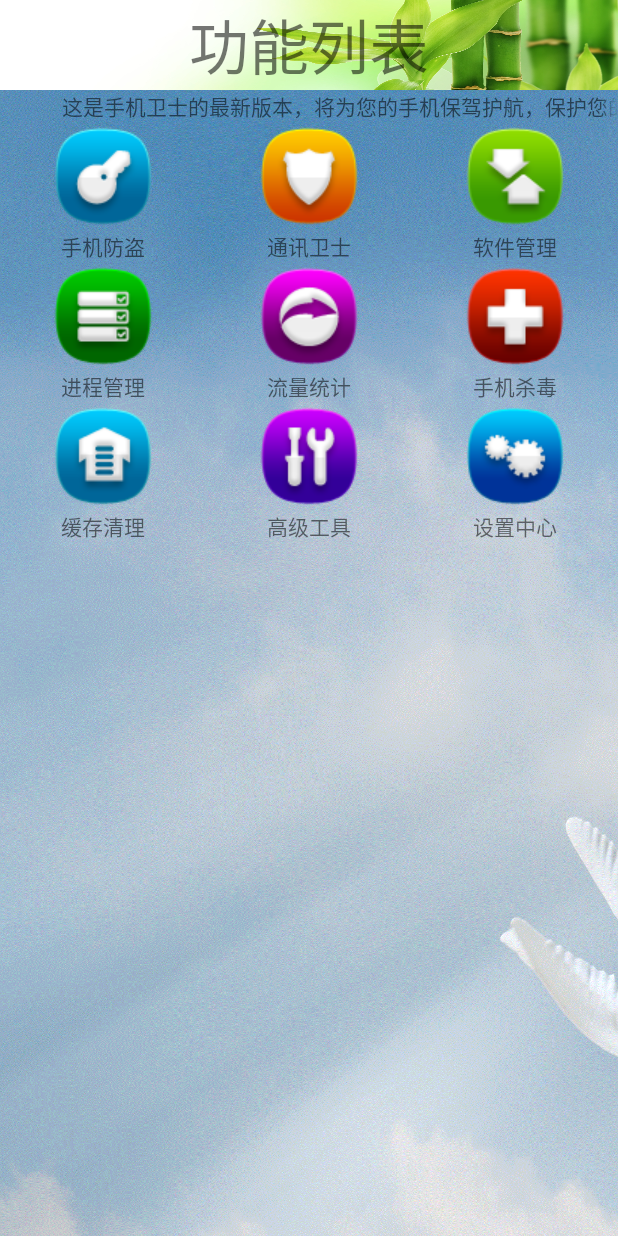
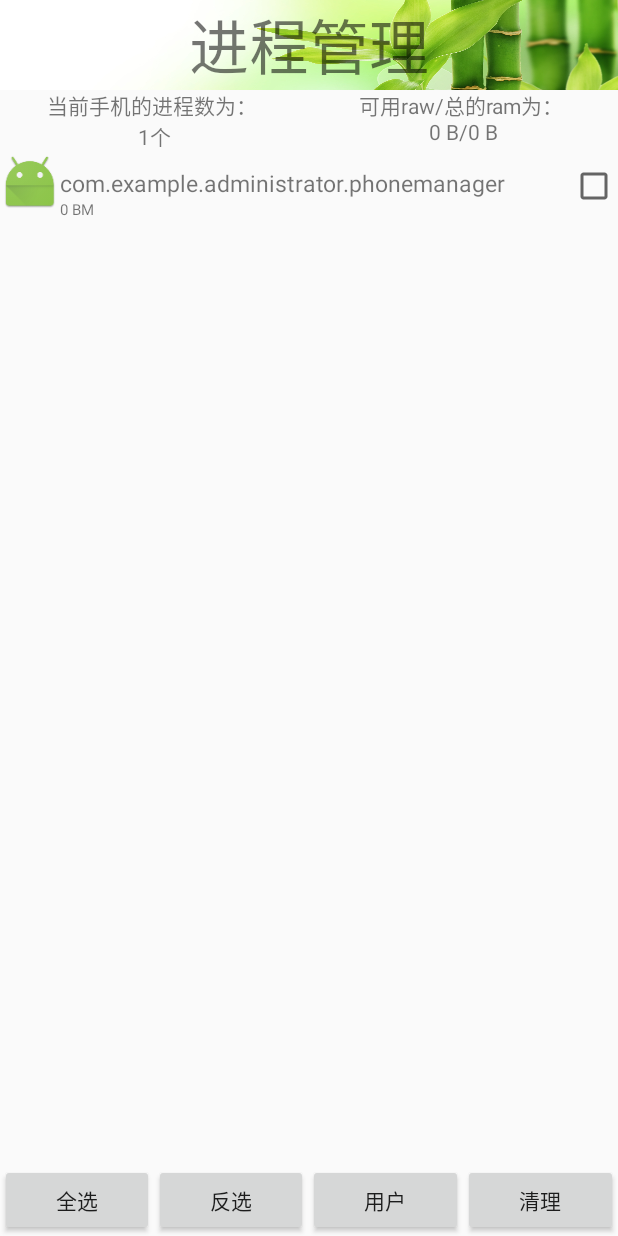
Before and after one commit to boarmy/PhoneManager, an Android app: the screen it shows after launch (HomeActivity before the commit, ProcessManagerActivity after it), after a tap on "进程管理", on a phone screen of 412 x 824 dp. Run offline under Robolectric (Android 15) with nearby library versions, the phone set to English and light mode, and no system bars; 3 other taps on this screen came first.

Commit message:
实现了进程管理的页面与逻辑。

```diff
--- /dev/null
+++ b/phonemanager/src/main/java/com/example/administrator/bean/ProcessInfo.java
@@ -0,0 +1,83 @@
+package com.example.administrator.bean;
+
+import android.graphics.drawable.Drawable;
+
+/**
+ * Created by Administrator on 2016/4/2.
+ */
+public class ProcessInfo {
+    Drawable appicon;
+    String appname;
+    long appram;
+    String packagename;
+    boolean isSystem;
+    boolean isCheck;
+
+    public boolean isSystem() {
+        return isSystem;
+    }
+
+    public void setIsSystem(boolean isSystem) {
+        this.isSystem = isSystem;
+    }
+
+    @Override
+    public String toString() {
+        return "ProcessInfo{" +
+                "appname='" + appname + '\'' +
+                ", appicon=" + appicon +
+                ", appram=" + appram +
+                ", packagename='" + packagename + '\'' +
+                ", isCheck=" + isCheck +
+                '}';
+    }
+
+    public ProcessInfo(Drawable appicon, String appname, long appram, String packagename, boolean isSystem) {
+        this.appicon = appicon;
+        this.appname = appname;
+        this.appram = appram;
+        this.packagename = packagename;
+        this.isSystem = isSystem;
+        isCheck=false;
+    }
+
+    public String getAppname() {
+        return appname;
+    }
+
+    public void setAppname(String appname) {
+        this.appname = appname;
+    }
+
+    public Drawable getAppicon() {
+        return appicon;
+    }
+
+    public void setAppicon(Drawable appicon) {
+        this.appicon = appicon;
+    }
+
+    public long getAppram() {
+        return appram;
+    }
+
+    public void setAppram(long appram) {
+        this.appram = appram;
+    }
+
+    public String getPackagename() {
+        return packagename;
+    }
+
+    public void setPackagename(String packagename) {
+        this.packagename = packagename;
+    }
+
+    public boolean isCheck() {
+        return isCheck;
+    }
+
+    public void setIsCheck(boolean isCheck) {
+        this.isCheck = isCheck;
+    }
+}
--- a/phonemanager/src/main/java/com/example/administrator/phonemanager/HomeActivity.java
+++ b/phonemanager/src/main/java/com/example/administrator/phonemanager/HomeActivity.java
@@ -95,7 +95,7 @@ public class HomeActivity extends ActionBarActivity {
                     startActivity(new Intent(HomeActivity.this,PackageManagerActivity.class));
                     break;
                 case 3:
-                    Toast.makeText(HomeActivity.this, titles[position], Toast.LENGTH_SHORT).show();
+                    startActivity(new Intent(HomeActivity.this,ProcessManagerActivity.class));
                     break;
                 case 4:
                     Toast.makeText(HomeActivity.this, titles[position], Toast.LENGTH_SHORT).show();
--- /dev/null
+++ b/phonemanager/src/main/java/com/example/administrator/phonemanager/ProcessManagerActivity.java
@@ -0,0 +1,186 @@
+package com.example.administrator.phonemanager;
+
+import android.app.Activity;
+import android.app.ActivityManager;
+import android.os.Bundle;
+import android.text.format.Formatter;
+import android.view.View;
+import android.view.ViewGroup;
+import android.widget.AdapterView;
+import android.widget.BaseAdapter;
+import android.widget.CheckBox;
+import android.widget.ImageView;
+import android.widget.ListView;
+import android.widget.TextView;
+
+import com.example.administrator.bean.ProcessInfo;
+import com.example.administrator.utils.ProcessUtils;
+
+import java.util.ArrayList;
+import java.util.List;
+
+public class ProcessManagerActivity extends Activity {
+
+    private ListView lv_process_appinfo;
+    private List<ProcessInfo> processInfoList;
+    private ArrayList<ProcessInfo> systemprocessInfoList;
+    private ArrayList<ProcessInfo> userprocessInfoList;
+    boolean onlyshowuser=false;
+    private MyAdapter myAdpater;
+
+    @Override
+    protected void onCreate(Bundle savedInstanceState) {
+        super.onCreate(savedInstanceState);
+        setContentView(R.layout.activity_process_manager);
+
+        TextView tv_process_num = (TextView) findViewById(R.id.tv_process_num);//进程数
+        TextView tv_process_ram = (TextView) findViewById(R.id.tv_process_ram);//RAM的情况
+        tv_process_num.setText("当前手机的进程数为：\r\n"+ ProcessUtils.getRunningProcessCount(this)+"个");
+        tv_process_ram.setText("可用raw/总的ram为：\r\n"+byteToMega(ProcessUtils.getAvailableRam(this))+"/"+byteToMega(ProcessUtils.geTotalRam(this)));
+        lv_process_appinfo = (ListView) findViewById(R.id.lv_process_appinfo);
+        processInfoList = ProcessUtils.getAllProcInfo(this);
+        systemprocessInfoList = new ArrayList<>();
+        userprocessInfoList = new ArrayList<>();
+        for (ProcessInfo pp:processInfoList) {
+            if (pp.isSystem()){//判断是否是系统的应用 如果是就添加到系统的应用list中 否则就添加到用户的list中
+                systemprocessInfoList.add(pp);
+            }else {
+                userprocessInfoList.add(pp);
+            }
+        }
+        myAdpater=new MyAdapter();
+        lv_process_appinfo.setAdapter(myAdpater);
+        //setOnItemClickListener响应的是listview中子条目的响应事件
+        //setOnClickListener响应的是listview本身的响应事件
+        //这里设置的是选中其中任何一个时的响应事件
+        lv_process_appinfo.setOnItemClickListener(new AdapterView.OnItemClickListener() {
+            @Override
+            public void onItemClick(AdapterView<?> parent, View view, int position, long id) {
+                ProcessInfo current_processInfo;
+                if (onlyshowuser){
+                    current_processInfo=userprocessInfoList.get(position);
+                }else {
+                    current_processInfo=processInfoList.get(position);
+                }
+                CheckBox cb_processlist_check = (CheckBox) view.findViewById(R.id.cb_processlist_check);
+                if (current_processInfo.isCheck()){
+                    current_processInfo.setIsCheck(false);
+                    cb_processlist_check.setChecked(false);
+//                    userprocessInfoList.remove()
+                }else {
+                    current_processInfo.setIsCheck(true);
+                    cb_processlist_check.setChecked(true);
+                }
+            }
+        });
+    }
+    class MyAdapter extends BaseAdapter{
+
+        @Override
+        public int getCount() {
+            int count=0;//IndexOutOfBoundsException数组越界
+            if (onlyshowuser){
+                count=userprocessInfoList.size();
+            }else {
+                count=processInfoList.size();
+            }
+            return count;
+        }
+
+        @Override
+        public Object getItem(int position) {
+            return null;
+        }
+
+        @Override
+        public long getItemId(int position) {
+            return 0;
+        }
+
+        @Override
+        public View getView(int position, View convertView, ViewGroup parent) {
+           final ProcessInfo processInfo;
+            if (onlyshowuser){
+                processInfo=userprocessInfoList.get(position);
+            }else {
+                processInfo=processInfoList.get(position);
+            }
+            View view = View.inflate(ProcessManagerActivity.this, R.layout.item_processlist, null);//inflate使充满
+
+            ImageView iv_processlist_icon = (ImageView) view.findViewById(R.id.iv_processlist_icon);
+            TextView tv_processlist_appname = (TextView) view.findViewById(R.id.tv_processlist_appname);
+            TextView tv_processlist_ram = (TextView) view.findViewById(R.id.tv_processlist_ram);
+            CheckBox cb_processlist_check = (CheckBox) view.findViewById(R.id.cb_processlist_check);
+
+
+            iv_processlist_icon.setImageDrawable(processInfo.getAppicon());
+            tv_processlist_appname.setText(processInfo.getAppname());
+            tv_processlist_ram.setText(byteToMega(processInfo.getAppram()) + "M");
+            cb_processlist_check.setChecked(processInfo.isCheck());
+            return view;
+        }
+    }
+    //系统提供的将字节数转换为Mb的函数
+    public String byteToMega(long bytes){
+        return Formatter.formatFileSize(this, bytes);
+    }
+
+    //只显示用户的进程
+    public void showuser(View v){
+        if (onlyshowuser==false){
+            onlyshowuser =true;
+        }
+        else{
+            onlyshowuser=false;
+        }
+        if (myAdpater!=null)
+            myAdpater.notifyDataSetChanged();//当数据发生变化时唤醒myadpert让他重新加载一遍view
+    }
+    //全部选中所有应用
+    public void selectall(View v){
+      updateallcheckbox(true);
+    }
+    //全部反选所有的应用
+    public void deselectall(View v){
+      updateallcheckbox(false);
+    }
+    private void updateallcheckbox(boolean ischeck){
+        for (ProcessInfo pp:processInfoList) {
+            if (pp.getPackagename().equals(getPackageName())){//如果应用的名字为本应用的名字则跳过选择本应用
+                continue;
+            }
+            pp.setIsCheck(ischeck);
+        }
+        if (myAdpater!=null){
+            myAdpater.notifyDataSetChanged();
+        }
+    }
+    //清理掉选中的应用
+    public void killselect(View v){
+        ActivityManager ams = (ActivityManager) getSystemService(ACTIVITY_SERVICE);//得到一个活动管理者
+        List<ProcessInfo> deleteProclist = new ArrayList<>();
+        if (onlyshowuser){
+            for (ProcessInfo pp:userprocessInfoList) {
+                if (pp.isCheck()){//如果被选中了
+                    ams.killBackgroundProcesses(pp.getPackagename());//就杀掉这个应用
+                    deleteProclist.add(pp);
+                }
+            }
+            for (ProcessInfo pp:deleteProclist){//如果该应用存在于清理掉的应用的列表中的话 那么就从用户的list中删掉该应用
+                userprocessInfoList.remove(pp);//用户list中删除清理掉的软件
+                processInfoList.remove(pp);//总的list中也要删除清理掉的软件
+            }
+        }else {
+            for (ProcessInfo pp:processInfoList) {
+                if (pp.isCheck()){//如果被选中了
+                    ams.killBackgroundProcesses(pp.getPackagename());//就杀掉这个应用
+                    deleteProclist.add(pp);
+                }
+            }
+            for (ProcessInfo pp:deleteProclist){//如果该应用存在于清理掉的应用的列表中的话 那么就从系统的list中删掉该应用
+                processInfoList.remove(pp);
+            }
+        }
+        myAdpater.notifyDataSetChanged();
+    }
+}
--- a/phonemanager/src/main/java/com/example/administrator/provider/MyAppLockProvider.java
+++ b/phonemanager/src/main/java/com/example/administrator/provider/MyAppLockProvider.java
@@ -38,14 +38,14 @@ public class MyAppLockProvider extends ContentProvider {
     @Override
     public Uri insert(Uri uri, ContentValues values) {
         db.insert("lockapp", null, values);
-        getContext().getContentResolver().notifyChange(Uri.parse("content://com.cskaoyan.app"),null);
+        getContext().getContentResolver().notifyChange(Uri.parse("content://com.example.administrator"),null);
         return null;
     }
 
     @Override
     public int delete(Uri uri, String selection, String[] selectionArgs) {
         db.delete("lockapp",selection,selectionArgs);
-        getContext().getContentResolver().notifyChange(Uri.parse("content://com.cskaoyan.app"), null);
+        getContext().getContentResolver().notifyChange(Uri.parse("content://com.example.administrator"), null);
         return 0;
     }
 
--- a/phonemanager/src/main/java/com/example/administrator/service/MyLockAppService.java
+++ b/phonemanager/src/main/java/com/example/administrator/service/MyLockAppService.java
@@ -44,7 +44,7 @@ public class MyLockAppService  extends Service{
         registerReceiver(receiver, filter);                      //注册广播接受者
 
         lockedapplist=dao.getAllLockApp();
-        getContentResolver().registerContentObserver(Uri.parse("content://com.cskaoyan.app"),false,new MyObserver(new Handler()));
+        getContentResolver().registerContentObserver(Uri.parse("content://com.example.administrator"),false,new MyObserver(new Handler()));
         new Thread(){
             @Override
             public void run() {
--- /dev/null
+++ b/phonemanager/src/main/java/com/example/administrator/utils/ProcessUtils.java
@@ -0,0 +1,81 @@
+package com.example.administrator.utils;
+
+import android.app.ActivityManager;
+import android.content.Context;
+import android.content.pm.ApplicationInfo;
+import android.content.pm.PackageManager;
+import android.graphics.drawable.Drawable;
+import android.os.Debug;
+
+import com.example.administrator.bean.ProcessInfo;
+import com.example.administrator.phonemanager.R;
+
+import java.util.ArrayList;
+import java.util.List;
+
+/**
+ * Created by Administrator on 2016/4/2.
+ */
+public class ProcessUtils {
+
+    //当前的进程数
+    public static int getRunningProcessCount(Context ctx){
+        ActivityManager ams = (ActivityManager) ctx.getSystemService(ctx.ACTIVITY_SERVICE);//得到一个活动管理者
+        List<ActivityManager.RunningAppProcessInfo> runningAppProcesses = ams.getRunningAppProcesses();//得到当前运行的进程
+        return runningAppProcesses.size();
+    }
+
+    //总的ram(内存)
+    public static long geTotalRam(Context ctx){
+        ActivityManager ams = (ActivityManager) ctx.getSystemService(ctx.ACTIVITY_SERVICE);//得到一个活动管理者
+        ActivityManager.MemoryInfo memoryInfo = new ActivityManager.MemoryInfo();
+        ams.getMemoryInfo(memoryInfo);
+        return memoryInfo.totalMem;//总的ram(内存)
+    }
+
+    //返回可用的ram
+    public static long getAvailableRam(Context ctx) {
+        ActivityManager ams = (ActivityManager) ctx.getSystemService(ctx.ACTIVITY_SERVICE);
+        ActivityManager.MemoryInfo memoryInfo = new ActivityManager.MemoryInfo();
+        ams.getMemoryInfo(memoryInfo);
+        return memoryInfo.availMem;//返回可用的ram
+    }
+
+
+    //得到所有正在运行的进程
+    public static List<ProcessInfo> getAllProcInfo(Context ctx){
+        List<ProcessInfo>  processlist =  new ArrayList<>();//装当前正在运行的进程的
+        ActivityManager ams = (ActivityManager) ctx.getSystemService(ctx.ACTIVITY_SERVICE);
+        final PackageManager packageManager = ctx.getPackageManager();
+        final List<ActivityManager.RunningAppProcessInfo> runningAppProcesses = ams.getRunningAppProcesses();
+        for (ActivityManager.RunningAppProcessInfo procifo:runningAppProcesses) {
+            String packagename = procifo.processName;
+            CharSequence appname =packagename;//为防止有的应用没有包名而
+            Drawable icon = ctx.getDrawable(R.mipmap.ic_launcher);
+            long process_ram=0;
+            boolean isSystem=false;
+            try {
+                icon = packageManager.getApplicationIcon(packagename);//得到图标
+                ApplicationInfo applicationInfo = packageManager.getApplicationInfo(packagename, 0);//得到application的信息（Info指信息的意思）
+                appname = applicationInfo.loadLabel(packageManager);
+                int[] pids = {procifo.pid};
+                Debug.MemoryInfo[] processMemoryInfo = ams.getProcessMemoryInfo(pids);
+                process_ram = processMemoryInfo[0].getTotalPss();//得到总的进程数
+
+                //怎么去判断进程到底是用户进程还是系统进程？
+                //如果该应用是系统应用，则他启动的进程就是系统进程
+                if ((applicationInfo.flags&applicationInfo.FLAG_SYSTEM)!=0){//FLAG_SYSTEM = 1为系统的应用
+                    isSystem=true;
+                }
+                ProcessInfo processInfo = new ProcessInfo(icon, appname.toString(), process_ram, packagename, isSystem);//将应用的信息传回去
+                processlist.add(processInfo);
+            } catch (PackageManager.NameNotFoundException e) {
+                e.printStackTrace();
+                ProcessInfo processInfo = new ProcessInfo(icon,appname.toString(),process_ram,packagename,isSystem);//为防止出现NameNotFoundException而不能显示到列表中
+                processlist.add(processInfo);//为防止出现NameNotFoundException而不能显示到列表中
+            }
+        }
+
+        return  processlist;
+    }
+}
--- /dev/null
+++ b/phonemanager/src/main/res/layout/activity_process_manager.xml
@@ -0,0 +1,81 @@
+<?xml version="1.0" encoding="utf-8"?>
+<LinearLayout xmlns:android="http://schemas.android.com/apk/res/android"
+    xmlns:tools="http://schemas.android.com/tools"
+    android:layout_width="match_parent"
+    android:layout_height="match_parent"
+    android:orientation="vertical"
+    tools:context="com.example.administrator.phonemanager.ProcessManagerActivity">
+
+    <TextView
+        style="@style/myPageTile"
+        android:text="进程管理"/>
+
+    <LinearLayout
+        android:layout_width="match_parent"
+        android:layout_height="wrap_content"
+        android:orientation="horizontal">
+
+        <TextView
+            android:layout_width="0dp"
+            android:layout_weight="1"
+            android:layout_height="wrap_content"
+            android:gravity="center"
+            android:id="@+id/tv_process_num"/>
+        <TextView
+            android:layout_width="0dp"
+            android:layout_weight="1"
+            android:layout_height="wrap_content"
+            android:gravity="center"
+
+            android:id="@+id/tv_process_ram"/>
+    </LinearLayout>
+
+    <FrameLayout
+        android:layout_width="match_parent"
+        android:layout_height="0dp"
+        android:layout_weight="1">
+
+        <ListView
+            android:layout_width="match_parent"
+            android:layout_height="wrap_content"
+            android:id="@+id/lv_process_appinfo"/>
+        <!-- <TextView
+             android:layout_width="match_parent"
+             android:layout_height="wrap_content"
+             android:background="#FFF"
+             android:textColor="#F00"
+             android:id="@+id/tv_processlist_apptype"
+             />-->
+    </FrameLayout>
+
+    <LinearLayout
+        android:layout_width="match_parent"
+        android:layout_height="wrap_content"
+        android:orientation="horizontal">
+        <Button
+            android:layout_width="0dp"
+            android:layout_height="wrap_content"
+            android:layout_weight="1"
+            android:text="全选"
+            android:onClick="selectall"/>
+        <Button
+            android:layout_width="0dp"
+            android:layout_height="wrap_content"
+            android:layout_weight="1"
+            android:text="反选"
+            android:onClick="deselectall"/>
+        <Button
+            android:layout_width="0dp"
+            android:layout_height="wrap_content"
+            android:layout_weight="1"
+            android:text="用户"
+            android:onClick="showuser"/>
+        <Button
+            android:layout_width="0dp"
+            android:layout_height="wrap_content"
+            android:layout_weight="1"
+            android:text="清理"
+            android:onClick="killselect"/>
+
+    </LinearLayout>
+</LinearLayout>
--- /dev/null
+++ b/phonemanager/src/main/res/layout/item_processlist.xml
@@ -0,0 +1,37 @@
+<?xml version="1.0" encoding="utf-8"?>
+<RelativeLayout xmlns:android="http://schemas.android.com/apk/res/android"
+    android:orientation="vertical"
+    android:layout_width="match_parent"
+    android:layout_height="match_parent">
+
+    <ImageView
+        android:layout_width="40dp"
+        android:layout_height="40dp"
+        android:id="@+id/iv_processlist_icon"
+        android:src="@drawable/app"/>
+    <TextView
+        android:layout_width="wrap_content"
+        android:layout_height="wrap_content"
+        android:id="@+id/tv_processlist_appname"
+        android:text="myapp1"
+        android:textSize="15sp"
+        android:layout_marginTop="10dp"
+        android:layout_toRightOf="@id/iv_processlist_icon" />
+    <TextView
+        android:layout_width="wrap_content"
+        android:layout_height="wrap_content"
+        android:id="@+id/tv_processlist_ram"
+        android:text="sdcard"
+        android:textSize="10sp"
+        android:layout_toRightOf="@id/iv_processlist_icon"
+        android:layout_below="@+id/tv_processlist_appname"/>
+    <CheckBox
+        android:layout_width="wrap_content"
+        android:layout_height="wrap_content"
+        android:id="@+id/cb_processlist_check"
+        android:layout_alignParentRight="true"
+        android:layout_centerVertical="true"
+        android:focusable="false"
+        android:clickable="false"
+        />
+</RelativeLayout>
```
Also changed, not shown: phonemanager/src/main/AndroidManifest.xml (+11 -6 lines).
